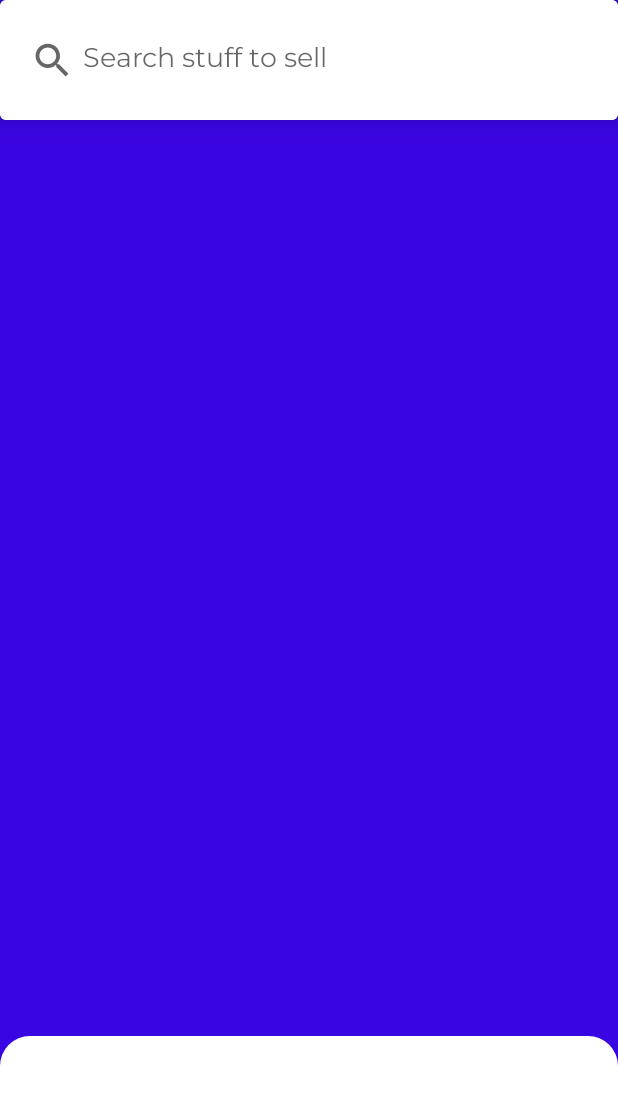
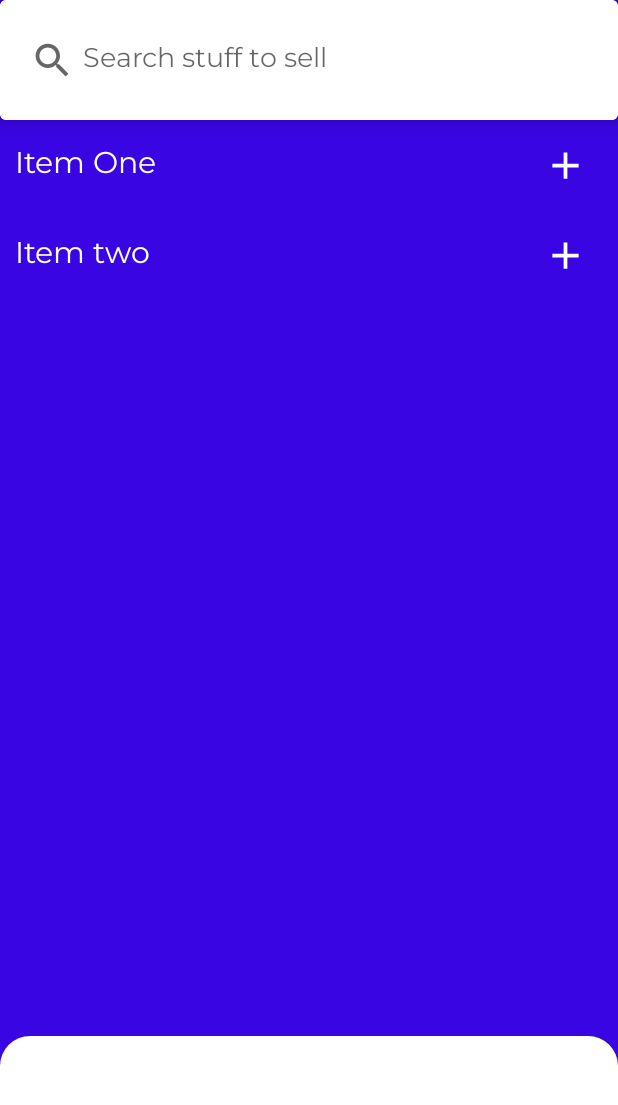
Before and after one commit to Kagiri11/Room-Inventory-System, an Android app: the SellFragment screen opened through its navigation route, on a phone screen of 412 x 824 dp. Shown: the top 1105 px of the screen. Run offline under Robolectric (Android 15) with nearby library versions, the phone set to English and light mode, and no system bars; our stand-ins replace Dagger/Hilt's generated code, Room's generated code, data binding; libraries missing offline, so code that uses them is left out: androidx.hilt.lifecycle; Roboto replaces fonts that are not available here.

Commit message:
added sell adapter

```diff
--- a/app/build.gradle
+++ b/app/build.gradle
@@ -62,6 +62,10 @@ dependencies {
     implementation "org.jetbrains.kotlinx:kotlinx-coroutines-core:1.5.1-native-mt"
     implementation "org.jetbrains.kotlinx:kotlinx-coroutines-android:1.5.1-native-mt"
 
+    //Livedata
+    implementation "androidx.lifecycle:lifecycle-extensions:2.2.0"
+    implementation "androidx.lifecycle:lifecycle-livedata-ktx:2.2.0"
+
     implementation 'androidx.core:core-ktx:1.6.0'
     implementation 'androidx.appcompat:appcompat:1.3.1'
     implementation 'com.google.android.material:material:1.4.0'
--- a/app/src/main/java/com/example/myshop/MainActivity.kt
+++ b/app/src/main/java/com/example/myshop/MainActivity.kt
@@ -2,7 +2,9 @@ package com.example.myshop
 
 import androidx.appcompat.app.AppCompatActivity
 import android.os.Bundle
+import dagger.hilt.android.AndroidEntryPoint
 
+@AndroidEntryPoint
 class MainActivity : AppCompatActivity() {
     override fun onCreate(savedInstanceState: Bundle?) {
         super.onCreate(savedInstanceState)
--- a/app/src/main/java/com/example/myshop/data/ShopDatabaseDao.kt
+++ b/app/src/main/java/com/example/myshop/data/ShopDatabaseDao.kt
@@ -1,7 +1,9 @@
 package com.example.myshop.data
 
+import androidx.lifecycle.LiveData
 import androidx.room.*
 import com.example.myshop.model.Item
+import kotlinx.coroutines.flow.Flow
 
 @Dao
 interface ShopDatabaseDao {
@@ -10,7 +12,7 @@ interface ShopDatabaseDao {
     suspend fun deleteItem(item: Item)
 
     @Query("SELECT * FROM item_table ORDER BY id  DESC")
-    fun getItems():List<Item>
+    suspend fun getItems(): List<Item>
 
     @Insert(onConflict = OnConflictStrategy.REPLACE)
     suspend fun addItem(item: Item)
--- a/app/src/main/java/com/example/myshop/di/RoomModule.kt
+++ b/app/src/main/java/com/example/myshop/di/RoomModule.kt
@@ -30,4 +30,6 @@ object RoomModule {
         return dataBase.shopDBDao
     }
 
+
+
 }
--- /dev/null
+++ b/app/src/main/java/com/example/myshop/di/ShopRepositoryModule.kt
@@ -0,0 +1,18 @@
+package com.example.myshop.di
+
+import com.example.myshop.data.ShopDatabaseDao
+import com.example.myshop.repository.ShopRepository
+import dagger.Module
+import dagger.hilt.InstallIn
+import dagger.hilt.android.components.ApplicationComponent
+import javax.inject.Singleton
+
+@Module
+@InstallIn(ApplicationComponent::class)
+object ShopRepositoryModule {
+
+    fun provideShopRepository(dao: ShopDatabaseDao):ShopRepository{
+        return ShopRepository(dao)
+    }
+
+}
--- /dev/null
+++ b/app/src/main/java/com/example/myshop/practice/FlowsPrac.kt
@@ -0,0 +1,9 @@
+package com.example.myshop.practice
+
+import kotlinx.coroutines.flow.Flow
+import kotlinx.coroutines.flow.flowOf
+
+fun main(){
+
+
+}
--- a/app/src/main/java/com/example/myshop/repository/ShopRepository.kt
+++ b/app/src/main/java/com/example/myshop/repository/ShopRepository.kt
@@ -13,11 +13,8 @@ class ShopRepository
 
     suspend fun deleteItem(item: Item)=shopDao.deleteItem(item)
 
-    fun getItems()=shopDao.getItems()
+    suspend fun getItems()=shopDao.getItems()
 
-    fun getTotalPriceInDB():Double{
-        val items= getItems()
-        return items.sumOf { it.buyingPrice }
-    }
+
 
 }
--- /dev/null
+++ b/app/src/main/java/com/example/myshop/ui/adapters/SellItemAdapter.kt
@@ -0,0 +1,33 @@
+package com.example.myshop.ui.adapters
+
+import android.view.LayoutInflater
+import android.view.ViewGroup
+import androidx.databinding.DataBindingUtil
+import androidx.recyclerview.widget.AsyncListDiffer
+import androidx.recyclerview.widget.RecyclerView
+import com.example.myshop.R
+import com.example.myshop.databinding.ItemSellBinding
+import com.example.myshop.model.Item
+
+class SellItemAdapter(val itemList:List<Item>) : RecyclerView.Adapter<SellItemAdapter.SellItemViewHolder>(){
+
+    class SellItemViewHolder(val binding:ItemSellBinding): RecyclerView.ViewHolder(binding.root)
+
+    override fun onCreateViewHolder(parent: ViewGroup, viewType: Int): SellItemViewHolder {
+        val layoutInflater = LayoutInflater.from(parent.context)
+        val binding: ItemSellBinding = DataBindingUtil.inflate(layoutInflater, R.layout.item_sell,parent,false)
+        return SellItemViewHolder(binding)
+    }
+
+    override fun onBindViewHolder(holder: SellItemViewHolder, position: Int) {
+        val item = itemList[position]
+        holder.binding.apply {
+            tvSellItemName.text = item.name
+            ivAddToCart.setOnClickListener {
+
+            }
+        }
+    }
+
+    override fun getItemCount(): Int = itemList.size
+}
--- a/app/src/main/java/com/example/myshop/ui/SellFragment.kt
+++ b/app/src/main/java/com/example/myshop/ui/sellFragment/SellFragment.kt
@@ -1,4 +1,4 @@
-package com.example.myshop.ui
+package com.example.myshop.ui.sellFragment
 
 import android.annotation.SuppressLint
 import android.os.Bundle
@@ -7,11 +7,22 @@ import android.view.LayoutInflater
 import android.view.View
 import android.view.ViewGroup
 import androidx.databinding.DataBindingUtil
+import androidx.fragment.app.viewModels
+import androidx.lifecycle.lifecycleScope
 import com.example.myshop.R
 import com.example.myshop.databinding.FragmentSellBinding
+import com.example.myshop.ui.adapters.SellItemAdapter
 import com.google.android.material.bottomsheet.BottomSheetBehavior
+import dagger.hilt.android.AndroidEntryPoint
+import kotlinx.coroutines.flow.collect
+import kotlinx.coroutines.launch
+import javax.inject.Inject
 
+@AndroidEntryPoint
 class SellFragment : Fragment() {
+
+    private val sellViewModel : SellViewModel by viewModels()
+
     private lateinit var binding: FragmentSellBinding
     @SuppressLint("UseCompatLoadingForDrawables")
     override fun onCreateView(
@@ -39,6 +50,15 @@ class SellFragment : Fragment() {
             )
         }
 
+       sellViewModel.itemCount.observe(viewLifecycleOwner,{
+           binding.tvItemCount.text= it.toString()
+       })
+
+        sellViewModel.items.observe(viewLifecycleOwner,{
+            val sellAdapter = SellItemAdapter(it)
+            binding.rvSellItems.adapter = sellAdapter
+        })
+
 
         return binding.root
     }
--- /dev/null
+++ b/app/src/main/java/com/example/myshop/ui/sellFragment/SellViewModel.kt
@@ -0,0 +1,40 @@
+package com.example.myshop.ui.sellFragment
+
+import androidx.hilt.lifecycle.ViewModelInject
+import androidx.lifecycle.ViewModel
+import androidx.lifecycle.liveData
+import androidx.lifecycle.viewModelScope
+import com.example.myshop.model.Item
+import com.example.myshop.repository.ShopRepository
+import kotlinx.coroutines.flow.collect
+import kotlinx.coroutines.flow.flow
+import kotlinx.coroutines.launch
+
+class SellViewModel
+@ViewModelInject constructor(private val shopRepository: ShopRepository): ViewModel(){
+
+     val itemCount = liveData {
+         emit(shopRepository.getItems().count())
+     }
+
+    val items = liveData {
+        emit(shopRepository.getItems())
+    }
+
+    val itemOne = Item(20,"Item One",3.5, 5.0)
+    val itemTwo = Item(13,"Item two",3.5, 5.0)
+
+    init {
+        add(itemOne)
+        add(itemTwo)
+    }
+
+    fun add(item: Item)=viewModelScope.launch {
+        shopRepository.addItem(item)
+    }
+
+
+
+
+
+}
--- a/app/src/main/res/layout/fragment_sell.xml
+++ b/app/src/main/res/layout/fragment_sell.xml
@@ -11,7 +11,7 @@
         android:layout_width="match_parent"
         android:background="@color/primary_blue"
         android:layout_height="match_parent"
-        tools:context=".ui.SellFragment">
+        tools:context=".ui.sellFragment.SellFragment">
 
         <com.google.android.material.card.MaterialCardView
             android:id="@+id/card_searchBar_layout"
@@ -124,6 +124,7 @@
                     />
 
                 <TextView
+                    android:id="@+id/tv_itemCount"
                     android:layout_width="wrap_content"
                     android:layout_height="wrap_content"
                     android:text="This is the bottom sheet"
--- a/app/src/main/res/layout/item_sell.xml
+++ b/app/src/main/res/layout/item_sell.xml
@@ -1,8 +1,15 @@
 <?xml version="1.0" encoding="utf-8"?>
-<androidx.constraintlayout.widget.ConstraintLayout xmlns:android="http://schemas.android.com/apk/res/android"
+<layout xmlns:android="http://schemas.android.com/apk/res/android"
+    xmlns:app="http://schemas.android.com/apk/res-auto">
+
+    <data>
+
+    </data>
+
+    <androidx.constraintlayout.widget.ConstraintLayout
         android:layout_width="match_parent"
-    android:layout_height="60dp"
-    xmlns:app="http://schemas.android.com/apk/res-auto">
+        android:layout_height="60dp">
+
         <TextView
             android:id="@+id/tv_sell_item_name"
             android:layout_width="match_parent"
@@ -15,16 +22,18 @@
             android:textColor="@color/white"
             android:layout_marginEnd="70dp"
             android:fontFamily="@font/montserrat"
-        android:textSize="20sp"/>
+            android:textSize="20sp" />
 
         <androidx.appcompat.widget.AppCompatImageView
+            android:id="@+id/iv_addToCart"
             android:layout_width="30dp"
             android:layout_height="30dp"
             app:layout_constraintEnd_toEndOf="parent"
             app:layout_constraintTop_toTopOf="parent"
             app:layout_constraintBottom_toBottomOf="parent"
             app:layout_constraintStart_toEndOf="@id/tv_sell_item_name"
-        app:srcCompat="@drawable/ic_add"/>
+            app:srcCompat="@drawable/ic_add" />
 
 
     </androidx.constraintlayout.widget.ConstraintLayout>
+</layout>
--- a/app/src/main/res/navigation/app_nav.xml
+++ b/app/src/main/res/navigation/app_nav.xml
@@ -16,7 +16,7 @@
     </fragment>
     <fragment
         android:id="@+id/sellFragment"
-        android:name="com.example.myshop.ui.SellFragment"
+        android:name="com.example.myshop.ui.sellFragment.SellFragment"
         android:label="fragment_sell"
         tools:layout="@layout/fragment_sell" />
 </navigation>
```
Lines whose indentation alone changed are shown as unchanged.
